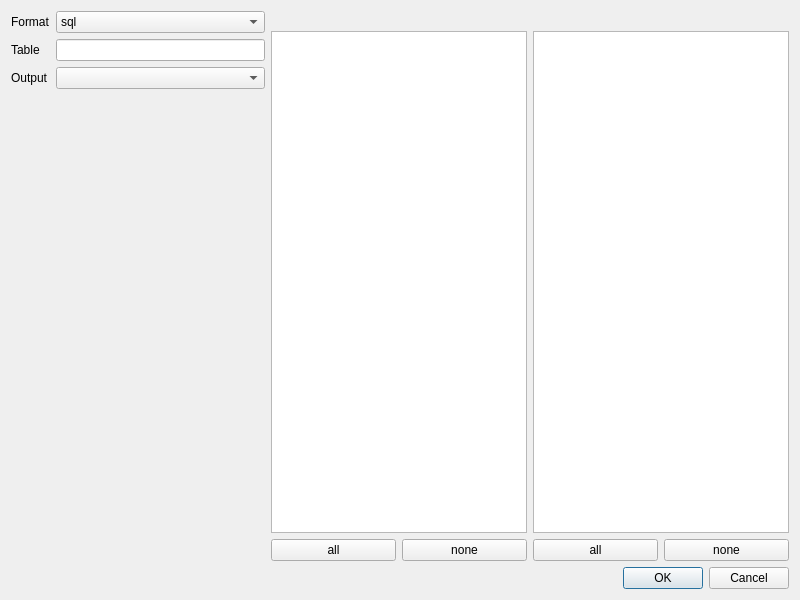
Qt form src/widget/savedatadialog.ui (mugiseyebrows/mugi-query) before a commit.
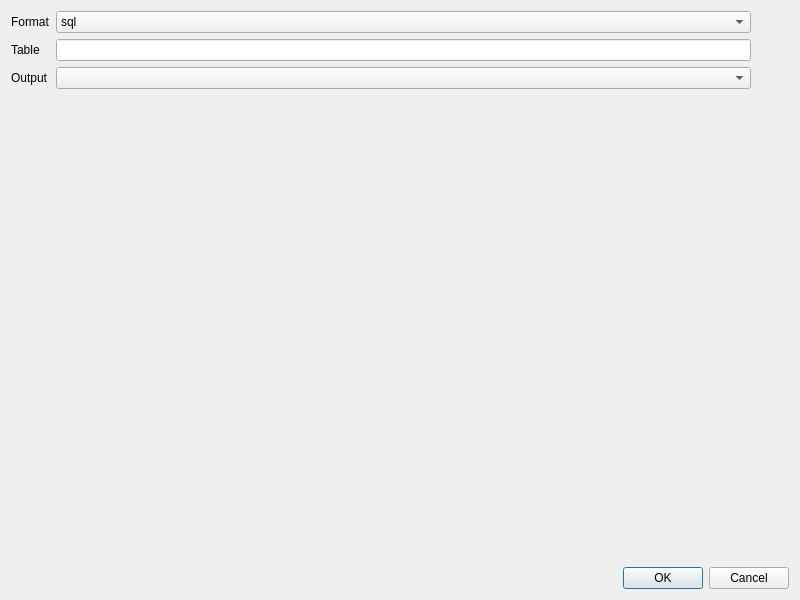
The same form after that commit. Custom widgets are drawn as their Qt base class.

Commit message: selectcolumnswidget, import data update

```diff
--- a/src/widget/savedatadialog.ui
+++ b/src/widget/savedatadialog.ui
@@ -13,18 +13,9 @@
   <property name="windowTitle">
    <string>Save Data</string>
   </property>
-  <layout class="QVBoxLayout" name="verticalLayout_3">
-   <item>
-    <layout class="QHBoxLayout" name="horizontalLayout_3">
+  <layout class="QVBoxLayout" name="verticalLayout">
      <item>
       <layout class="QGridLayout" name="gridLayout" rowstretch="0,0,0,0">
-       <item row="2" column="0">
-        <widget class="QLabel" name="label_4">
-         <property name="text">
-          <string>Output</string>
-         </property>
-        </widget>
-       </item>
        <item row="2" column="1">
         <widget class="QComboBox" name="output"/>
        </item>
@@ -35,6 +26,20 @@
          </property>
         </widget>
        </item>
+     <item row="0" column="1">
+      <widget class="QComboBox" name="format">
+       <item>
+        <property name="text">
+         <string>sql</string>
+        </property>
+       </item>
+       <item>
+        <property name="text">
+         <string>csv</string>
+        </property>
+       </item>
+      </widget>
+     </item>
        <item row="3" column="1">
         <spacer name="verticalSpacer">
          <property name="orientation">
@@ -51,20 +56,6 @@
        <item row="1" column="1">
         <widget class="QLineEdit" name="table"/>
        </item>
-       <item row="0" column="1">
-        <widget class="QComboBox" name="format">
-         <item>
-          <property name="text">
-           <string>sql</string>
-          </property>
-         </item>
-         <item>
-          <property name="text">
-           <string>csv</string>
-          </property>
-         </item>
-        </widget>
-       </item>
        <item row="0" column="0">
         <widget class="QLabel" name="label">
          <property name="text">
@@ -72,63 +63,22 @@
          </property>
         </widget>
        </item>
-      </layout>
-     </item>
-     <item>
-      <layout class="QVBoxLayout" name="verticalLayout">
-       <item>
-        <widget class="QLabel" name="dataLabel"/>
-       </item>
-       <item>
-        <widget class="QListView" name="data"/>
-       </item>
-       <item>
-        <layout class="QHBoxLayout" name="horizontalLayout">
-         <item>
-          <widget class="QPushButton" name="allData">
+     <item row="2" column="0">
+      <widget class="QLabel" name="label_4">
            <property name="text">
-            <string>all</string>
+        <string>Output</string>
            </property>
           </widget>
          </item>
-         <item>
-          <widget class="QPushButton" name="noneData">
-           <property name="text">
-            <string>none</string>
-           </property>
-          </widget>
-         </item>
-        </layout>
-       </item>
-      </layout>
-     </item>
-     <item>
-      <layout class="QVBoxLayout" name="verticalLayout_2">
-       <item>
-        <widget class="QLabel" name="keysLabel"/>
-       </item>
-       <item>
-        <widget class="QListView" name="keys"/>
-       </item>
-       <item>
-        <layout class="QHBoxLayout" name="horizontalLayout_2">
-         <item>
-          <widget class="QPushButton" name="allKeys">
-           <property name="text">
-            <string>all</string>
-           </property>
-          </widget>
-         </item>
-         <item>
-          <widget class="QPushButton" name="noneKeys">
-           <property name="text">
-            <string>none</string>
-           </property>
-          </widget>
-         </item>
-        </layout>
-       </item>
-      </layout>
+     <item row="0" column="2" rowspan="4">
+      <widget class="SelectColumnsWidget" name="columns" native="true">
+       <property name="minimumSize">
+        <size>
+         <width>32</width>
+         <height>32</height>
+        </size>
+       </property>
+      </widget>
      </item>
     </layout>
    </item>
@@ -144,6 +94,14 @@
    </item>
   </layout>
  </widget>
+ <customwidgets>
+  <customwidget>
+   <class>SelectColumnsWidget</class>
+   <extends>QWidget</extends>
+   <header>widget/selectcolumnswidget.h</header>
+   <container>1</container>
+  </customwidget>
+ </customwidgets>
  <tabstops>
   <tabstop>format</tabstop>
   <tabstop>table</tabstop>
```
Left out of the diff: 6 changed lines with no effect on the pictures. Lines whose indentation alone changed are shown as unchanged. The commit also changes 22 other files.
